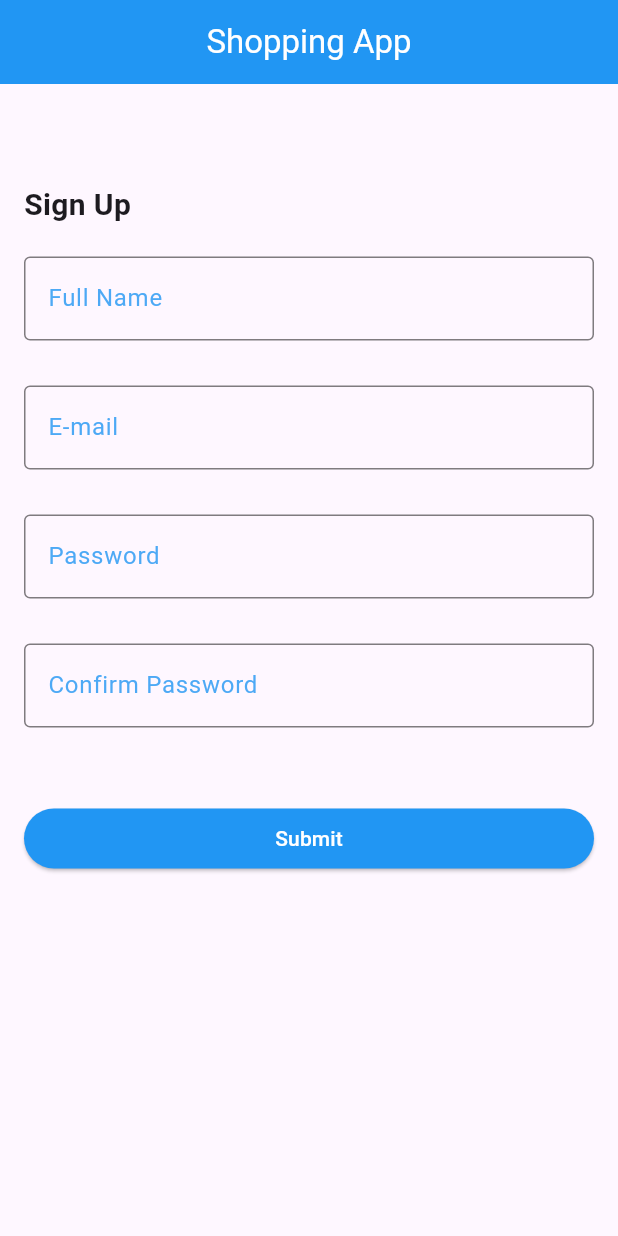
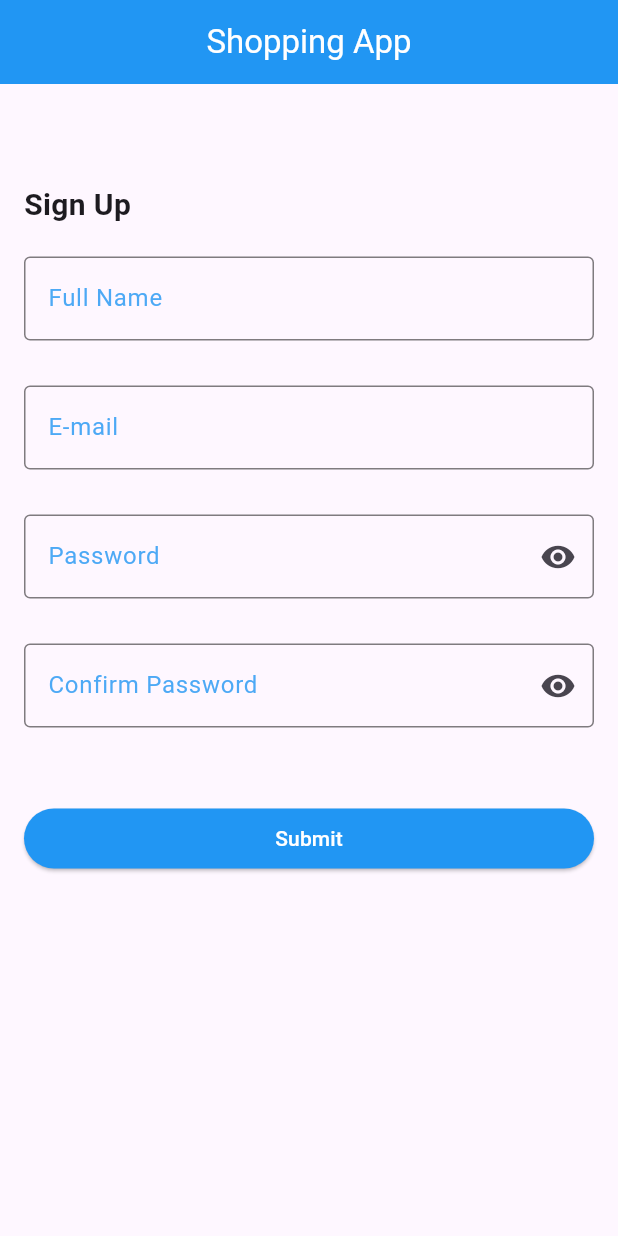
Before and after one commit to elne7/Sign-Up-Page-Perform, a Flutter app: the screen it shows after launch, on a phone screen of 412 x 824 dp. Run offline on Flutter 3.47's test engine with Material 3 defaults, Android fonts, the phone set to English and light mode, and no system bars; our stand-ins replace auto_size_text, validators.

Commit message:
finishing sign up page

```diff
--- a/lib/views/sign_up_view.dart
+++ b/lib/views/sign_up_view.dart
@@ -1,4 +1,5 @@
 import 'package:flutter/material.dart';
+import 'package:simple_shopping_app/views/home_view.dart';
 import 'package:simple_shopping_app/widgets/custom_text_form_field.dart';
 import 'package:validators/validators.dart';
 
@@ -10,10 +11,15 @@ class SignUpView extends StatefulWidget {
 }
 
 class _SignUpViewState extends State<SignUpView> {
-  String fullName = '';
-  String email = '';
-  dynamic password;
-  dynamic confirmPassword;
+  GlobalKey<FormState> formKey = GlobalKey();
+
+  TextEditingController nameController = TextEditingController();
+  TextEditingController emailController = TextEditingController();
+  TextEditingController passController = TextEditingController();
+  TextEditingController confirmPassController = TextEditingController();
+
+  bool hiddenPassword = true;
+  bool hiddenConfirmPassword = true;
 
   @override
   Widget build(BuildContext context) {
@@ -29,6 +35,8 @@ class _SignUpViewState extends State<SignUpView> {
       ),
       body: Padding(
         padding: const EdgeInsets.all(16.0),
+        child: Form(
+          key: formKey,
           child: ListView(
             children: [
               const SizedBox(
@@ -46,15 +54,14 @@ class _SignUpViewState extends State<SignUpView> {
               ),
               CustomTextFormField(
                 hintText: 'Full Name',
-              onChanged: (value) {
-                fullName = value;
-              },
+                controller: nameController,
                 validator: (value) {
                   if (value != null) {
                     if (isLowercase(value[0])) {
                       return 'The first letter must be capitalized';
                     }
                   }
+                  return null;
                 },
               ),
               const SizedBox(
@@ -62,15 +69,14 @@ class _SignUpViewState extends State<SignUpView> {
               ),
               CustomTextFormField(
                 hintText: 'E-mail',
-              onChanged: (value) {
-                email = value;
-              },
+                controller: emailController,
                 validator: (value) {
                   if (value != null) {
-                  if (value.contains('@')) {
+                    if (!value.contains('@')) {
                       return 'The email maust have \'@\'';
                     }
                   }
+                  return null;
                 },
               ),
               const SizedBox(
@@ -78,15 +84,25 @@ class _SignUpViewState extends State<SignUpView> {
               ),
               CustomTextFormField(
                 hintText: 'Password',
-              onChanged: (value) {
-                password = value;
+                controller: passController,
+                obscureText: hiddenPassword,
+                icon: IconButton(
+                  onPressed: () {
+                    hiddenPassword = !hiddenPassword;
+                    setState(() {});
                   },
+                  icon: Icon(
+                      hiddenPassword ? Icons.visibility : Icons.visibility_off),
+                ),
                 validator: (value) {
                   if (value != null) {
                     if (value.length < 6) {
                       return 'The Password must have at least 6 characters';
                     }
+                  } else {
+                    return 'Please enter a password';
                   }
+                  return null;
                 },
               ),
               const SizedBox(
@@ -94,22 +110,41 @@ class _SignUpViewState extends State<SignUpView> {
               ),
               CustomTextFormField(
                 hintText: 'Confirm Password',
-              onChanged: (value) {
-                confirmPassword = value;
+                controller: confirmPassController,
+                obscureText: hiddenConfirmPassword,
+                icon: IconButton(
+                  onPressed: () {
+                    hiddenConfirmPassword = !hiddenConfirmPassword;
+                    setState(() {});
                   },
+                  icon: Icon(hiddenConfirmPassword
+                      ? Icons.visibility
+                      : Icons.visibility_off),
+                ),
                 validator: (value) {
                   if (value != null) {
-                  if (value != password) {
+                    if (value != passController.text) {
                       return 'It is not same as the password';
                     }
                   }
+                  return null;
                 },
               ),
               const SizedBox(
                 height: 50,
               ),
               ElevatedButton(
-              onPressed: () {},
+                onPressed: () {
+                  if (formKey.currentState!.validate()) {
+                    showMyDialog();
+                    // Navigator.push(
+                    //   context,
+                    //   MaterialPageRoute(
+                    //     builder: (context) => const HomeView(),
+                    //   ),
+                    // );
+                  }
+                },
                 style: ElevatedButton.styleFrom(backgroundColor: Colors.blue),
                 child: const Text(
                   'Submit',
@@ -119,6 +154,36 @@ class _SignUpViewState extends State<SignUpView> {
             ],
           ),
         ),
+      ),
+    );
+  }
+
+  Future<void> showMyDialog() async {
+    return showDialog<void>(
+      context: context,
+      builder: (BuildContext context) {
+        return AlertDialog(
+          title: const Text('Signing Up'),
+          content: const Text('Account Successfully Created!'),
+          actions: <Widget>[
+            TextButton(
+              child: const Text(
+                'Go to the app',
+                style: TextStyle(color: Colors.black),
+              ),
+              onPressed: () {
+                Navigator.pop(context);
+                Navigator.push(
+                  context,
+                  MaterialPageRoute(
+                    builder: (context) => const HomeView(),
+                  ),
+                );
+              },
+            ),
+          ],
+        );
+      },
     );
   }
 }
--- a/lib/widgets/custom_text_form_field.dart
+++ b/lib/widgets/custom_text_form_field.dart
@@ -1,30 +1,33 @@
 import 'package:flutter/material.dart';
 
 class CustomTextFormField extends StatelessWidget {
-  const CustomTextFormField(
+  CustomTextFormField(
       {super.key,
       required this.hintText,
-      this.onChanged,
       this.obscureText = false,
-      required this.validator});
+      required this.validator,
+      this.icon,
+      required this.controller});
 
   final String hintText;
-  final Function(String)? onChanged;
   final FormFieldValidator<String> validator;
-  final bool obscureText;
+  final IconButton? icon;
+  final TextEditingController controller;
+  bool obscureText;
 
   @override
   Widget build(BuildContext context) {
     return TextFormField(
       obscureText: obscureText,
       validator: validator,
-      onChanged: onChanged,
+      controller: controller,
       decoration: InputDecoration(
         label: Text(
           hintText,
           style: TextStyle(color: Colors.blue.withOpacity(0.8)),
         ),
         hintText: hintText,
+        suffixIcon: icon,
         hintStyle: TextStyle(color: Colors.grey.withOpacity(0.6)),
         focusedBorder: const OutlineInputBorder(
           borderSide: BorderSide(color: Colors.blue),
```
Lines whose indentation alone changed are shown as unchanged.
